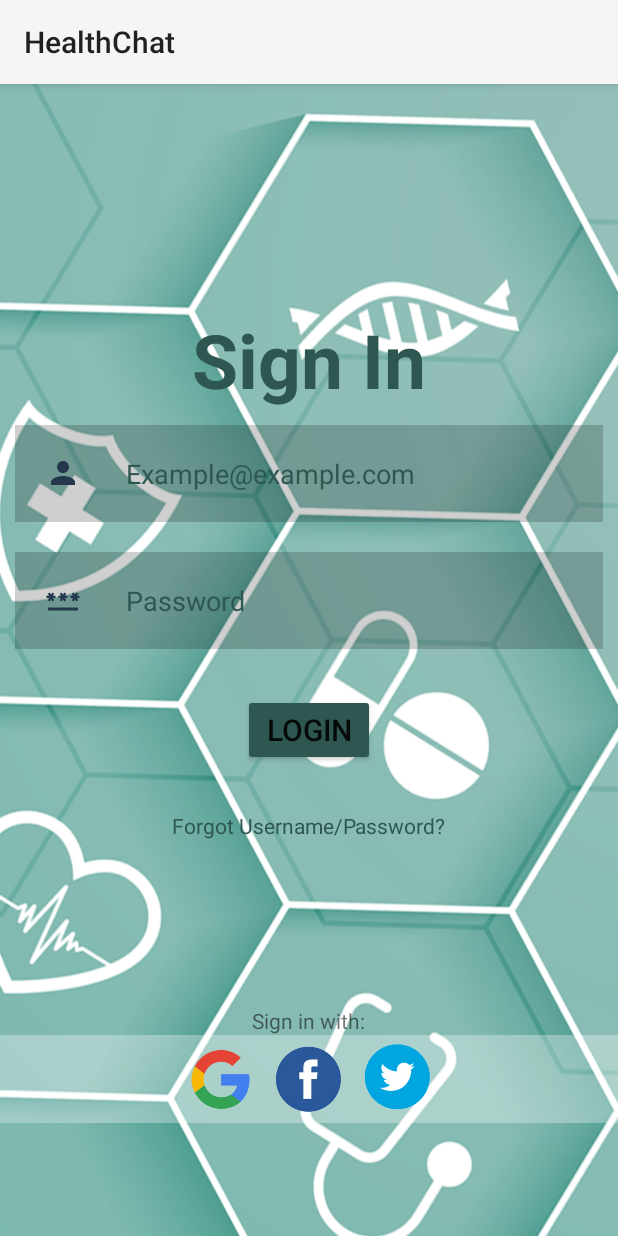
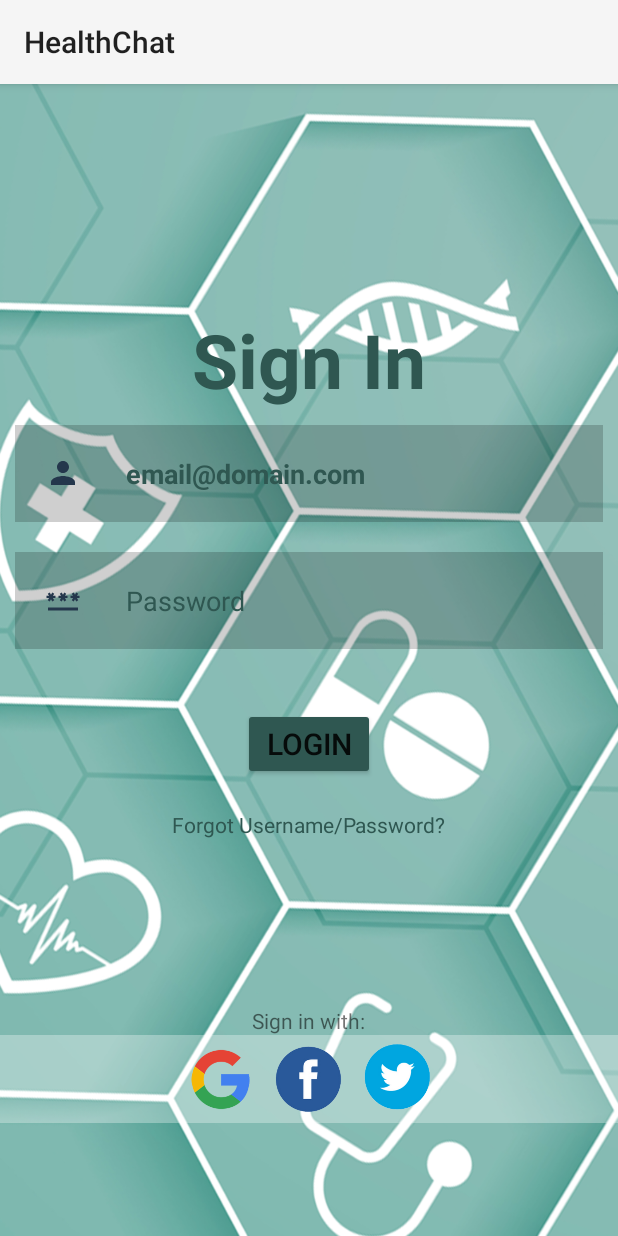
Before and after one commit to nguy0890/Healthbot, an Android app: the screen it shows after launch (LoginActivity), on a phone screen of 412 x 824 dp. Run offline under Robolectric (Android 15) with nearby library versions, the light colour scheme and no system bars.

Commit message:
Added MainActivity, AboutUs

```diff
--- a/app/src/main/java/org/tensorflow/lite/examples/bertqa/LoginActivity.java
+++ b/app/src/main/java/org/tensorflow/lite/examples/bertqa/LoginActivity.java
@@ -3,12 +3,100 @@ package org.tensorflow.lite.examples.bertqa;
 import androidx.appcompat.app.AppCompatActivity;
 
 import android.os.Bundle;
+import android.util.Log;
+import android.widget.Button;
+import android.widget.EditText;
+import android.content.SharedPreferences;
+import android.view.View;
+import android.content.Intent;
+import android.widget.TextView;
+
+import java.util.regex.Pattern;
+
 
 public class LoginActivity extends AppCompatActivity {
+    protected static final String ACTIVITY_NAME = "LoginActivity"; //debugging message
 
     @Override
     protected void onCreate(Bundle savedInstanceState) {
         super.onCreate(savedInstanceState);
+        Log.i(ACTIVITY_NAME, "In onCreate()");
         setContentView(R.layout.activity_login);
+
+        //Declare buttons and SharedPreferences
+        final Button loginButton = findViewById(R.id.loginButton);
+        final EditText loginField = findViewById(R.id.signIn);
+        final EditText passwordField = findViewById(R.id.password);
+        final TextView loginError = findViewById(R.id.loginError);
+        SharedPreferences sp = getSharedPreferences("DefaultEmail",MODE_PRIVATE);
+
+        //default email
+        String default_email = sp.getString("DefaultEmail", "email@domain.com");
+
+        //setting loginField to default string
+        loginField.setText(default_email);
+
+        //Creating onClick function to store email to SharedPreferences (sp)
+        loginButton.setOnClickListener(new View.OnClickListener() {
+
+            @Override
+            public void onClick(View view) {
+
+                //Validate input of email and password
+                String regex = "^(.+)@(.+)$";
+                String loginErrorText = getString(R.string.loginError);
+                if ((emailValidator(loginField.getText().toString(), regex)) && (passwordField.getText().length()>0)) {
+                    SharedPreferences.Editor spEdit = sp.edit();
+                    spEdit.putString("DefaultEmail", loginField.getText().toString());
+                    //Commit changes
+                    spEdit.commit();
+                    //Call MainActivity
+                    Intent intent = new Intent(LoginActivity.this, MainActivity.class);
+                    startActivity(intent);
+                } else {
+                    loginError.setText(loginErrorText);
+                }
+
+
+            }
+        });
+    }
+
+
+    @Override
+    protected void onResume() {
+        super.onResume();
+        Log.i(ACTIVITY_NAME, "In onResume()");
+    }
+
+    @Override
+    protected void onStart() {
+        super.onStart();
+        Log.i(ACTIVITY_NAME, "In onStart()");
+    }
+
+    @Override
+    protected void onPause() {
+        super.onPause();
+        Log.i(ACTIVITY_NAME, "In onPause()");
+    }
+
+    @Override
+    protected void onStop() {
+        super.onStop();
+        Log.i(ACTIVITY_NAME, "In onStop()");
+    }
+
+    @Override
+    protected void onDestroy() {
+        super.onDestroy();
+        Log.i(ACTIVITY_NAME, "In onDestroy()");
+    }
+
+    //email validator helper method
+    public static boolean emailValidator(String emailAddress, String regex) {
+        return Pattern.compile(regex)
+                .matcher(emailAddress)
+                .matches();
     }
 }
--- a/app/src/main/res/layout/activity_login.xml
+++ b/app/src/main/res/layout/activity_login.xml
@@ -29,32 +29,51 @@
         android:layout_margin="10dp"
         android:padding="20dp"
         android:drawableLeft="@drawable/ic_baseline_person_24"
-        android:drawablePadding="30dp"/>
+        android:drawablePadding="30dp"
+        android:textStyle="bold"
+        android:inputType="text"/>
 
     <EditText
         android:id="@+id/password"
         android:layout_width="match_parent"
         android:layout_height="wrap_content"
         android:layout_below="@id/signIn"
+        android:layout_marginStart="10dp"
+        android:layout_marginTop="10dp"
+        android:layout_marginEnd="10dp"
+        android:layout_marginBottom="10dp"
         android:background="#30000000"
+        android:drawableLeft="@drawable/ic_baseline_password_24"
+        android:drawablePadding="30dp"
+        android:hint="@string/passwordHint"
+        android:padding="20dp"
+        android:password="true"
         android:textColor="#2f5751"
         android:textColorHint="#2f5751"
-        android:hint="@string/passwordHint"
-        android:layout_margin="10dp"
-        android:padding="20dp"
-        android:drawableLeft="@drawable/ic_baseline_password_24"
-        android:drawablePadding="30dp" />
+        android:inputType="text"/>
+
+    <TextView
+        android:id="@+id/loginError"
+        android:layout_width="match_parent"
+        android:layout_height="wrap_content"
+        android:gravity="center"
+        android:textColor="#FF0000"
+        android:layout_below="@id/password"/>
 
     <Button
         android:id="@+id/loginButton"
         android:layout_width="wrap_content"
         android:layout_height="wrap_content"
-        android:layout_below="@id/password"
+        android:layout_below="@id/loginError"
+        android:layout_centerHorizontal="true"
+        android:layout_margin="10dp"
+        android:layout_marginStart="20dp"
+        android:layout_marginTop="20dp"
+        android:layout_marginEnd="20dp"
+        android:layout_marginBottom="20dp"
+        android:backgroundTint="#2f5751"
         android:text="@string/loginButtonText"
-        android:backgroundTint="#2f5751"
-        android:layout_centerHorizontal="true"
-        android:layout_margin="20dp"
-        android:textSize="20dp"/>
+        android:textSize="20dp" />
 
     <TextView
         android:layout_width="wrap_content"
--- a/app/src/main/res/values/strings.xml
+++ b/app/src/main/res/values/strings.xml
@@ -5,6 +5,9 @@
     <string name="tfe_qa_you_might_want_to_ask" translatable="false">You might want to ask?</string>
     <string name="tfe_qa_text_query" translatable="false">Text query</string>
     <string name="tfe_qa_ask_question" translatable="false">Ask question</string>
+    <string name="Daniel" translatable="false">Daniel Nguyen</string>
+
+    <!--LoginActivity -->
     <string name="banner_title">HealthChat</string>
     <string name="loginText">Sign In</string>
     <string name="loginHint">Example@example.com</string>
@@ -12,4 +15,8 @@
     <string name="loginButtonText">Login</string>
     <string name="forgotText">Forgot Username/Password?</string>
     <string name="signInWithText">Sign in with:</string>
+    <string name="loginError">Incorrect Username/Password</string>
+
+    <!--MainActivity-->
+    <string name="aboutButton">About Us</string>
 </resources>
```
Also changed, not shown: app/src/main/AndroidManifest.xml (+9 -3 lines), app/src/main/java/org/tensorflow/lite/examples/bertqa/MainActivity.java (+53 -0 lines), app/src/main/res/layout/activity_main.xml (+9 -2 lines), 29 other files.
